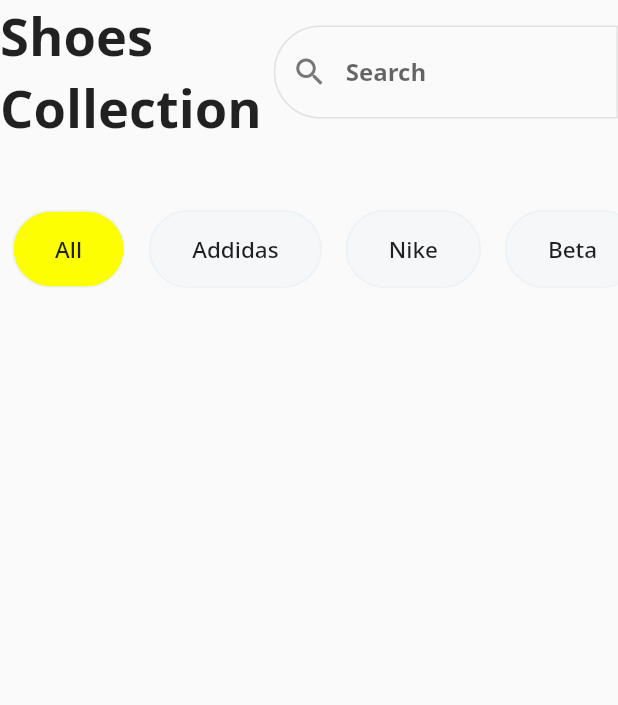
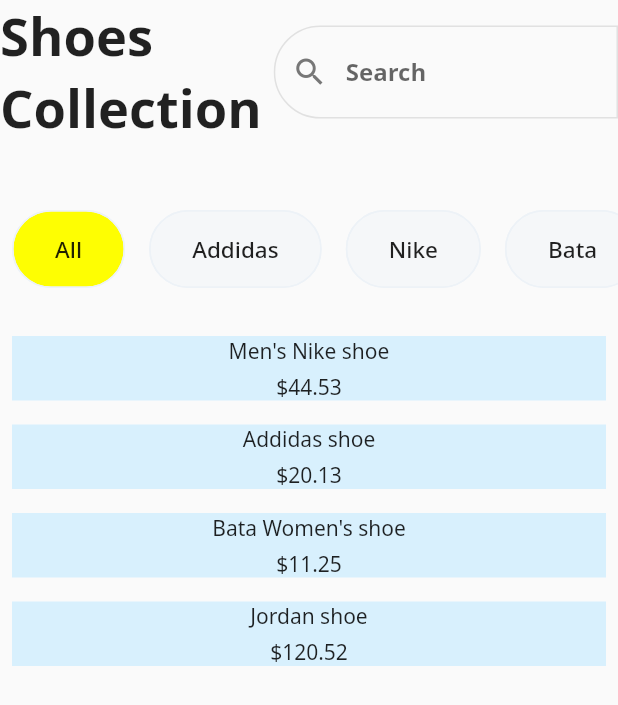
Before and after one commit to SemajCode/shopping_app, a Flutter app: the screen it shows after launch, on a phone screen of 412 x 824 dp. Shown: the top 705 px of the screen. Run offline on Flutter 3.47's test engine with Material 2 defaults, Android fonts, the phone set to English and light mode, and no system bars.

Commit message:
changes added

```diff
--- /dev/null
+++ b/lib/global_variable.dart
@@ -0,0 +1,45 @@
+final products = [
+  {
+    'id': 0,
+    'title': 'Men\'s Nike shoe',
+    'price': 44.53,
+    'company': 'Nike',
+    'sizes': [8, 9, 10, 11],
+    'imageUrl': '',
+  },
+  {
+    'id': 1,
+    'title': 'Addidas shoe',
+    'price': 20.13,
+    'company': 'Addidas',
+    'sizes': [9, 10, 12],
+    'imageUrl': '',
+  },
+  {
+    'id': 2,
+    'title': 'Bata Women\'s shoe',
+    'price': 11.25,
+    'company': 'Bata',
+    'sizes': [6, 7, 8, 9],
+    'imageUrl': '',
+  },
+  {
+    'id': 3,
+    'title': 'Jordan shoe',
+    'price': 120.52,
+    'company': 'Nike',
+    'sizes': [8, 9, 10, 11],
+    'imageUrl': '',
+  },
+];
+
+final cart = [
+  {
+    'id': 2,
+    'title': 'Bata Women\'s shoe',
+    'price': 11.25,
+    'company': 'Bata',
+    'sizes': 9,
+    'imageUrl': '',
+  },
+];
--- a/lib/home_page.dart
+++ b/lib/home_page.dart
@@ -1,4 +1,6 @@
 import 'package:flutter/material.dart';
+import 'package:shop_app/global_variable.dart';
+import 'package:shop_app/product_card.dart';
 
 class HomePage extends StatefulWidget {
   const HomePage({super.key});
@@ -8,7 +10,7 @@ class HomePage extends StatefulWidget {
 }
 
 class _HomePageState extends State<HomePage> {
-  final List<String> filters = ['All', 'Addidas', 'Nike', 'Beta'];
+  final List<String> filters = ['All', 'Addidas', 'Nike', 'Bata'];
   late String selectedFilter;
 
   @override
@@ -82,7 +84,7 @@ class _HomePageState extends State<HomePage> {
                       label: Text(filter),
                       labelStyle: const TextStyle(fontSize: 15),
                       backgroundColor: selectedFilter == filter
-                          ? const Color.fromARGB(255, 254, 254, 2)
+                          ? Theme.of(context).colorScheme.primary
                           : const Color.fromRGBO(245, 247, 249, 1),
                       padding: const EdgeInsets.symmetric(
                         vertical: 15,
@@ -93,6 +95,20 @@ class _HomePageState extends State<HomePage> {
                 );
               },
             ),
+          ),
+          Expanded(
+            child: ListView.builder(
+              itemCount: products.length,
+              itemBuilder: (context, index) {
+                return Padding(
+                  padding: const EdgeInsets.all(8.0),
+                  child: ProductCard(
+                    title: products[index]['title'].toString(),
+                    price: double.parse('${products[index]['price']}'),
+                  ),
+                );
+              },
+            ),
           )
         ],
       ),
--- a/lib/main.dart
+++ b/lib/main.dart
@@ -16,6 +16,7 @@ class MyApp extends StatelessWidget {
       theme: ThemeData(
         colorScheme: ColorScheme.fromSeed(
           seedColor: const Color.fromARGB(255, 254, 254, 2),
+          primary: const Color.fromARGB(255, 254, 254, 2),
         ),
         fontFamily: 'Noto-Sans',
         inputDecorationTheme: const InputDecorationTheme(
--- /dev/null
+++ b/lib/product_card.dart
@@ -0,0 +1,26 @@
+import 'package:flutter/material.dart';
+
+class ProductCard extends StatelessWidget {
+  const ProductCard({
+    super.key,
+    required this.title,
+    required this.price,
+  });
+
+  final String title;
+  final double price;
+
+  @override
+  Widget build(BuildContext context) {
+    return Container(
+      color: const Color.fromRGBO(216, 240, 253, 1),
+      child: Column(
+        children: [
+          Text(title),
+          const SizedBox(height: 5),
+          Text('\$$price'),
+        ],
+      ),
+    );
+  }
+}
--- a/pubspec.yaml
+++ b/pubspec.yaml
@@ -59,9 +59,8 @@ flutter:
   uses-material-design: true
 
   # To add assets to your application, add an assets section, like this:
-  # assets:
-  #   - images/a_dot_burr.jpeg
-  #   - images/a_dot_ham.jpeg
+  assets:
+    - assets/images/
 
   # An image asset can refer to one or more resolution-specific "variants", see
   # https://flutter.dev/assets-and-images/#resolution-aware
```
